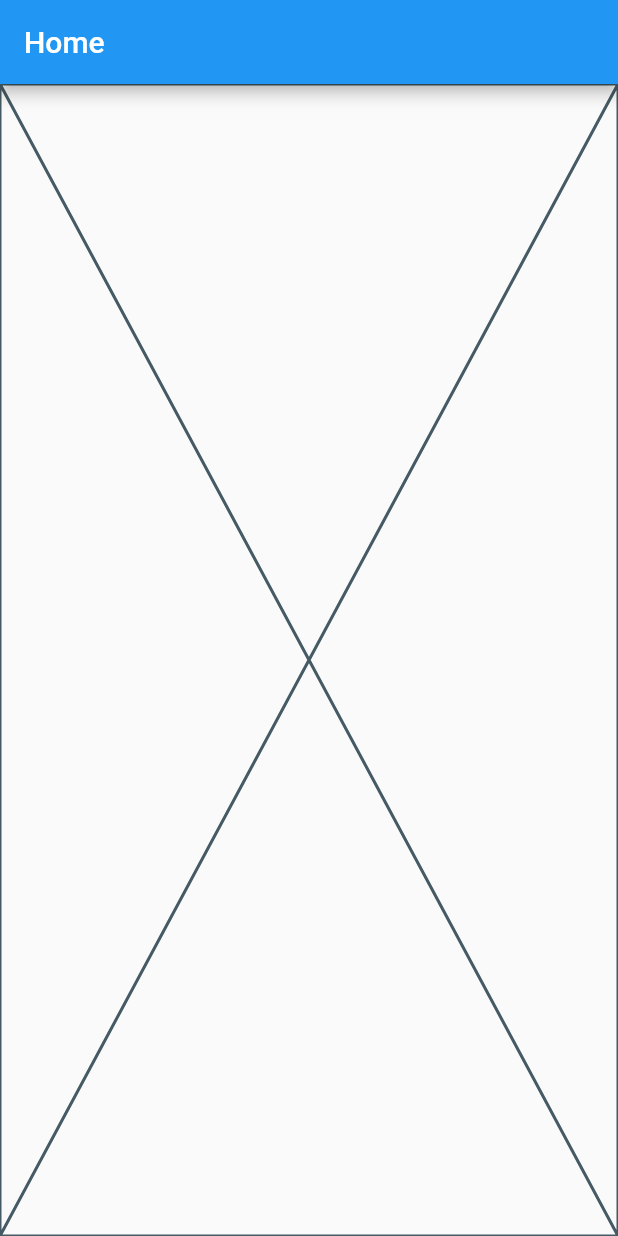
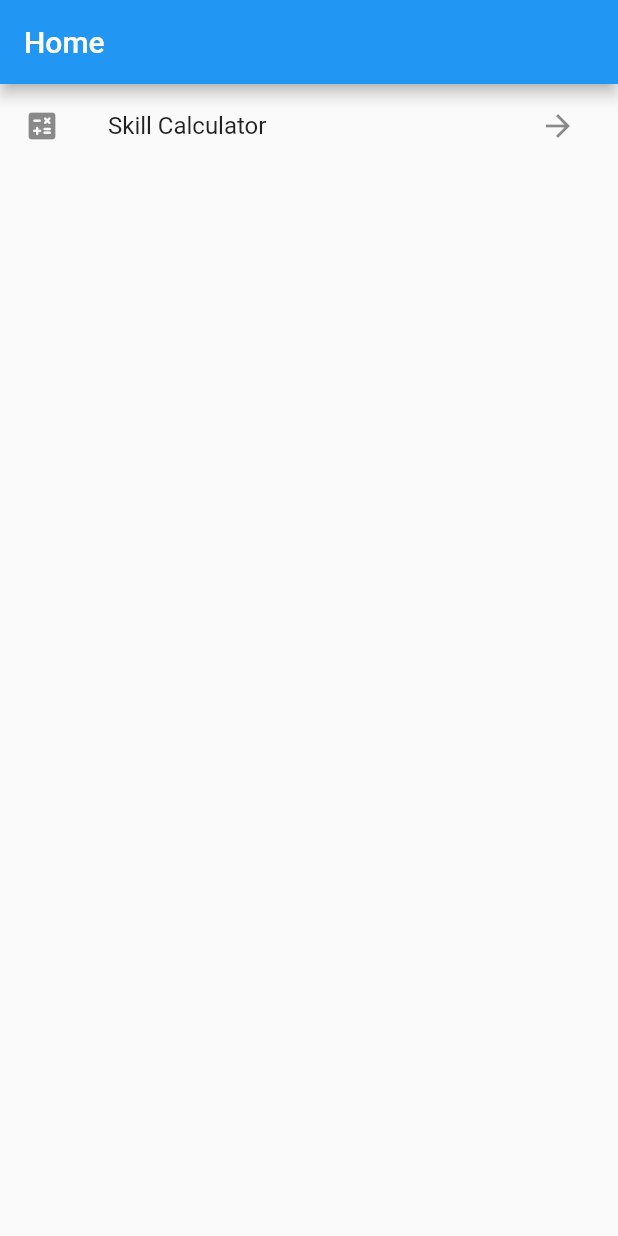
Before and after one commit to victorwallsten/d4_utils, a Flutter app: the screen it shows after launch, on a phone screen of 412 x 824 dp. Run offline on Flutter 3.47's test engine with Material 2 defaults, Android fonts, the phone set to English and light mode, and no system bars.

Commit message:
Create skill calculator page

```diff
--- a/lib/main.dart
+++ b/lib/main.dart
@@ -1,4 +1,5 @@
 import 'package:d4_utils/src/pages/home_page.dart';
+import 'package:d4_utils/src/pages/skill_calculator_page.dart';
 import 'package:flutter/material.dart';
 
 void main() {
@@ -22,6 +23,10 @@ class D4Utils extends StatelessWidget {
             return MaterialPageRoute(
               builder: (context) => const HomePage(),
             );
+          case SkillCalculatorPage.route:
+            return MaterialPageRoute(
+              builder: (context) => const SkillCalculatorPage(),
+            );
           default:
             assert(false, 'case ${settings.name} missing');
             return null;
--- a/lib/src/pages/home_page.dart
+++ b/lib/src/pages/home_page.dart
@@ -1,3 +1,4 @@
+import 'package:d4_utils/src/pages/skill_calculator_page.dart';
 import 'package:flutter/material.dart';
 
 class HomePage extends StatelessWidget {
@@ -12,7 +13,19 @@ class HomePage extends StatelessWidget {
       appBar: AppBar(
         title: const Text(title),
       ),
-      body: const Placeholder(),
+      body: ListView(
+        children: [
+          ListTile(
+            leading: const Icon(Icons.calculate_rounded),
+            title: const Text(SkillCalculatorPage.title),
+            trailing: IconButton(
+              icon: const Icon(Icons.arrow_forward),
+              onPressed: () =>
+                  Navigator.pushNamed(context, SkillCalculatorPage.route),
+            ),
+          ),
+        ],
+      ),
     );
   }
 }
```
Also changed, not shown: lib/src/pages/skill_calculator_page.dart (added, +19 -0 lines).
